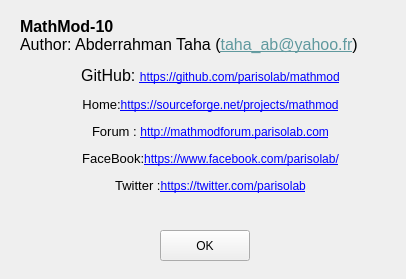
Qt form ui_forms/about.ui (parisolab/mathmod) before a commit.
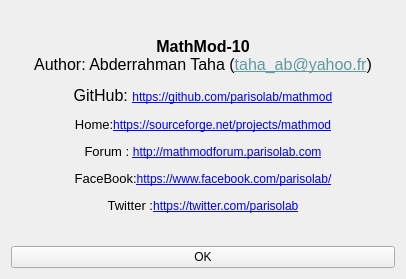
The same form after that commit.

Patch:
```diff
--- a/ui_forms/about.ui
+++ b/ui_forms/about.ui
@@ -13,38 +13,28 @@
   <property name="windowTitle">
    <string>About</string>
   </property>
+  <layout class="QGridLayout" name="gridLayout">
+   <item row="0" column="0">
   <widget class="QLabel" name="textLabel2_4">
-   <property name="geometry">
-    <rect>
-     <x>20</x>
-     <y>0</y>
-     <width>381</width>
-     <height>211</height>
-    </rect>
-   </property>
    <property name="font">
     <font/>
    </property>
    <property name="text">
-    <string>&lt;html&gt;&lt;head/&gt;&lt;body&gt;&lt;p&gt;&lt;span style=&quot; font-size:12pt; font-weight:600;&quot;&gt;MathMod-10&lt;/span&gt;&lt;br/&gt;&lt;span style=&quot; font-size:12pt;&quot;&gt;Author: Abderrahman Taha (&lt;/span&gt;&lt;a href=&quot;taha_ab@yahoo.fr&quot;&gt;&lt;span style=&quot; font-size:12pt; text-decoration: underline; color:#60999e;&quot;&gt;taha_ab@yahoo.fr&lt;/span&gt;&lt;/a&gt;&lt;span style=&quot; font-size:12pt;&quot;&gt;)&lt;/span&gt;&lt;/p&gt;&lt;p align=&quot;center&quot;&gt;&lt;span style=&quot; font-size:12pt;&quot;&gt;GitHub: &lt;/span&gt;&lt;a href=&quot;https://github.com/parisolab/mathmod&quot;&gt;&lt;span style=&quot; text-decoration: underline; color:#0000ff;&quot;&gt;https://github.com/parisolab/mathmod&lt;/span&gt;&lt;/a&gt;&lt;/p&gt;&lt;p align=&quot;center&quot;&gt;&lt;span style=&quot; font-size:10pt;&quot;&gt;Home:&lt;/span&gt;&lt;a href=&quot;https://sourceforge.net/projects/mathmod&quot;&gt;&lt;span style=&quot; text-decoration: underline; color:#0000ff;&quot;&gt;https://sourceforge.net/projects/mathmod&lt;/span&gt;&lt;/a&gt;&lt;/p&gt;&lt;p align=&quot;center&quot;&gt;&lt;span style=&quot; font-size:10pt;&quot;&gt;Forum : &lt;/span&gt;&lt;a href=&quot; http://mathmodforum.parisolab.com&quot;&gt;&lt;span style=&quot; text-decoration: underline; color:#0000ff;&quot;&gt;http://mathmodforum.parisolab.com&lt;/span&gt;&lt;/a&gt;&lt;/p&gt;&lt;p align=&quot;center&quot;&gt;&lt;span style=&quot; font-size:10pt;&quot;&gt;FaceBook:&lt;/span&gt;&lt;a href=&quot;https://www.facebook.com/parisolab/&quot;&gt;&lt;span style=&quot; text-decoration: underline; color:#0000ff;&quot;&gt;https://www.facebook.com/parisolab/&lt;/span&gt;&lt;/a&gt;&lt;/p&gt;&lt;p align=&quot;center&quot;&gt;&lt;span style=&quot; font-size:10pt;&quot;&gt;Twitter :&lt;/span&gt;&lt;a href=&quot;https://twitter.com/parisolab&quot;&gt;&lt;span style=&quot; text-decoration: underline; color:#0000ff;&quot;&gt;https://twitter.com/parisolab&lt;/span&gt;&lt;/a&gt;&lt;/p&gt;&lt;/body&gt;&lt;/html&gt;</string>
+      <string>&lt;html&gt;&lt;head/&gt;&lt;body&gt;&lt;p align=&quot;center&quot;&gt;&lt;span style=&quot; font-size:12pt; font-weight:600;&quot;&gt;MathMod-10&lt;/span&gt;&lt;br/&gt;&lt;span style=&quot; font-size:12pt;&quot;&gt;Author: Abderrahman Taha (&lt;/span&gt;&lt;a href=&quot;taha_ab@yahoo.fr&quot;&gt;&lt;span style=&quot; font-size:12pt; text-decoration: underline; color:#60999e;&quot;&gt;taha_ab@yahoo.fr&lt;/span&gt;&lt;/a&gt;&lt;span style=&quot; font-size:12pt;&quot;&gt;)&lt;/span&gt;&lt;/p&gt;&lt;p align=&quot;center&quot;&gt;&lt;span style=&quot; font-size:12pt;&quot;&gt;GitHub: &lt;/span&gt;&lt;a href=&quot;https://github.com/parisolab/mathmod&quot;&gt;&lt;span style=&quot; text-decoration: underline; color:#0000ff;&quot;&gt;https://github.com/parisolab/mathmod&lt;/span&gt;&lt;/a&gt;&lt;/p&gt;&lt;p align=&quot;center&quot;&gt;&lt;span style=&quot; font-size:10pt;&quot;&gt;Home:&lt;/span&gt;&lt;a href=&quot;https://sourceforge.net/projects/mathmod&quot;&gt;&lt;span style=&quot; text-decoration: underline; color:#0000ff;&quot;&gt;https://sourceforge.net/projects/mathmod&lt;/span&gt;&lt;/a&gt;&lt;/p&gt;&lt;p align=&quot;center&quot;&gt;&lt;span style=&quot; font-size:10pt;&quot;&gt;Forum : &lt;/span&gt;&lt;a href=&quot; http://mathmodforum.parisolab.com&quot;&gt;&lt;span style=&quot; text-decoration: underline; color:#0000ff;&quot;&gt;http://mathmodforum.parisolab.com&lt;/span&gt;&lt;/a&gt;&lt;/p&gt;&lt;p align=&quot;center&quot;&gt;&lt;span style=&quot; font-size:10pt;&quot;&gt;FaceBook:&lt;/span&gt;&lt;a href=&quot;https://www.facebook.com/parisolab/&quot;&gt;&lt;span style=&quot; text-decoration: underline; color:#0000ff;&quot;&gt;https://www.facebook.com/parisolab/&lt;/span&gt;&lt;/a&gt;&lt;/p&gt;&lt;p align=&quot;center&quot;&gt;&lt;span style=&quot; font-size:10pt;&quot;&gt;Twitter :&lt;/span&gt;&lt;a href=&quot;https://twitter.com/parisolab&quot;&gt;&lt;span style=&quot; text-decoration: underline; color:#0000ff;&quot;&gt;https://twitter.com/parisolab&lt;/span&gt;&lt;/a&gt;&lt;/p&gt;&lt;/body&gt;&lt;/html&gt;</string>
    </property>
    <property name="wordWrap">
     <bool>false</bool>
    </property>
   </widget>
+   </item>
+   <item row="1" column="0">
   <widget class="QPushButton" name="about">
-   <property name="geometry">
-    <rect>
-     <x>160</x>
-     <y>230</y>
-     <width>90</width>
-     <height>31</height>
-    </rect>
-   </property>
    <property name="text">
     <string>OK</string>
    </property>
   </widget>
+   </item>
+  </layout>
  </widget>
  <resources/>
  <connections/>
```
Lines whose indentation alone changed are shown as unchanged.
